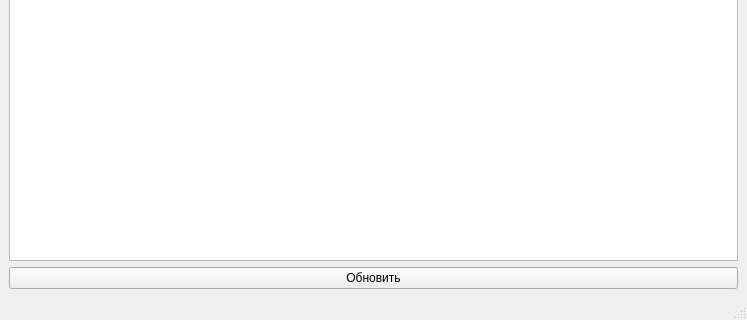
DarimirChe/coffee, file main.ui: the form before one commit; both pictures show x 0 to 747 and y 206 to 526 of the 747 by 526 pixel window.
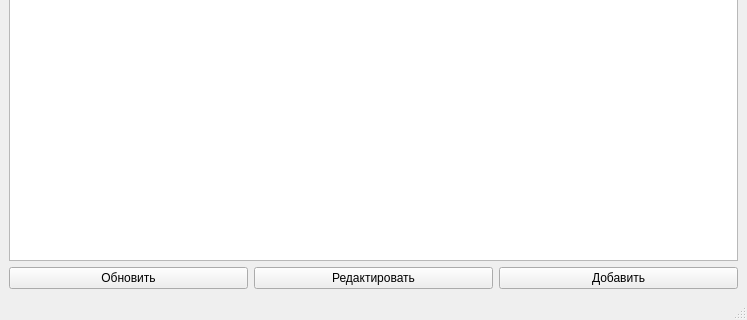
The form after the commit.

Commit message: Added addEditCoffeeForm.ui, the ability to add and edit data

Diff of the .ui file:
```diff
--- a/main.ui
+++ b/main.ui
@@ -55,11 +55,29 @@
      </widget>
     </item>
     <item>
+     <layout class="QHBoxLayout" name="horizontalLayout">
+      <item>
      <widget class="QPushButton" name="updateButton">
       <property name="text">
        <string>Обновить</string>
       </property>
      </widget>
+      </item>
+      <item>
+       <widget class="QPushButton" name="editButton">
+        <property name="text">
+         <string>Редактировать</string>
+        </property>
+       </widget>
+      </item>
+      <item>
+       <widget class="QPushButton" name="addButton">
+        <property name="text">
+         <string>Добавить</string>
+        </property>
+       </widget>
+      </item>
+     </layout>
     </item>
    </layout>
   </widget>
```
Lines whose indentation alone changed are shown as unchanged. The commit also changes 3 other files.
